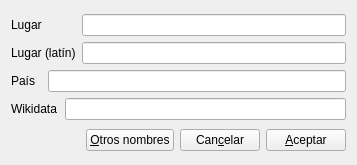
This is gui/dlgnuevolugar.ui in rogorido/qtpredicadores as Qt 5 draws it before an edit. The edited form follows.
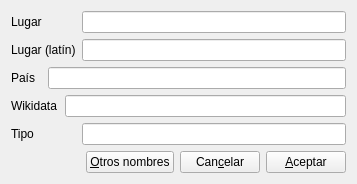
This is the edited form.

```diff
--- a/gui/dlgnuevolugar.ui
+++ b/gui/dlgnuevolugar.ui
@@ -56,6 +56,16 @@
      <item row="3" column="2" colspan="2">
       <widget class="QLineEdit" name="txtWikidata"/>
      </item>
+     <item row="4" column="3">
+      <widget class="QLineEdit" name="txtTipoLugar"/>
+     </item>
+     <item row="4" column="0">
+      <widget class="QLabel" name="label_5">
+       <property name="text">
+        <string>Tipo</string>
+       </property>
+      </widget>
+     </item>
     </layout>
    </item>
    <item>
```
Left out of the diff: 1 changed line with no effect on the pictures.
